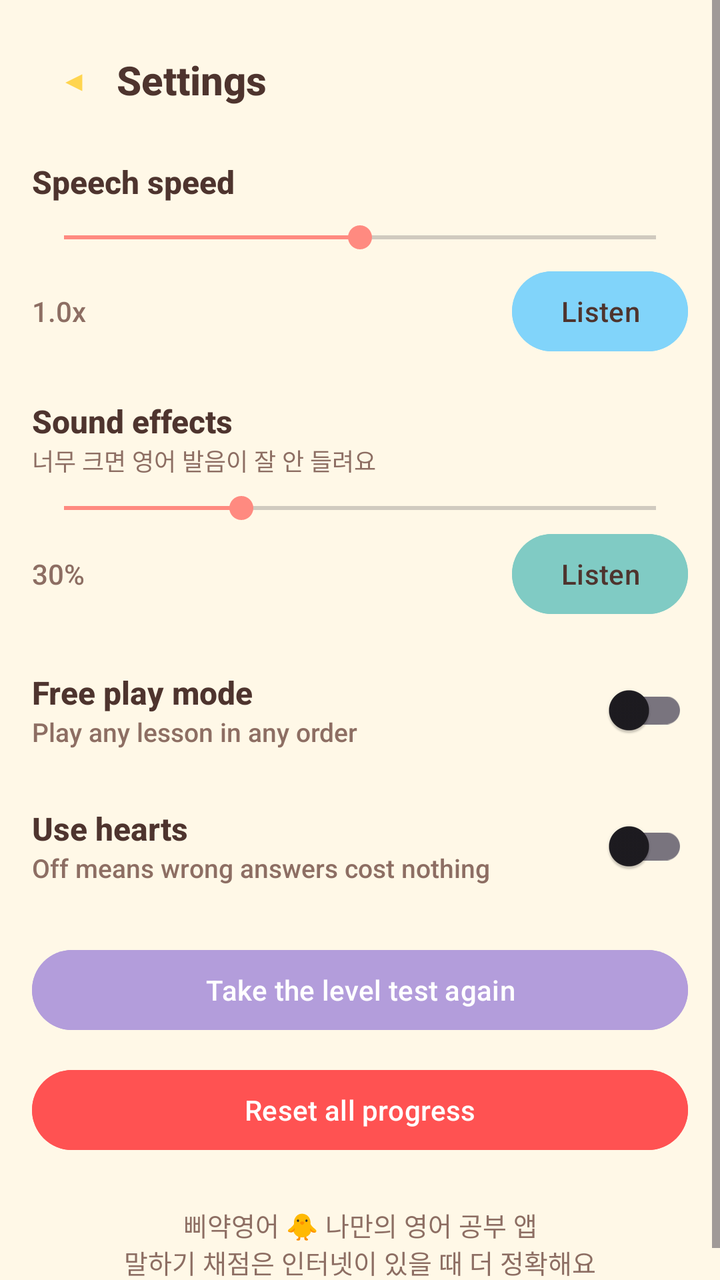
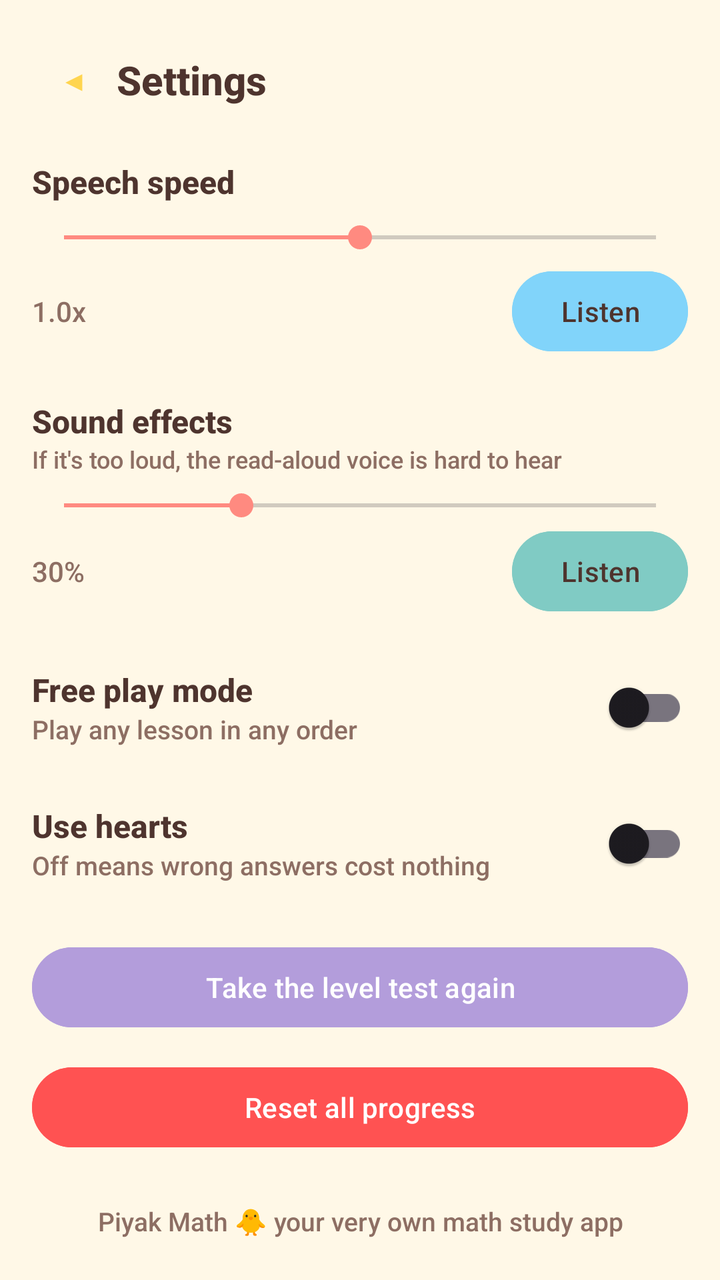

Compare the two renders of this Android layout. The source of the first and the diff that turns it into the second are given below.
<!-- AndroidManifest.xml: application theme Theme.Piyak -->
<!-- res/layout/activity_settings.xml -->
<?xml version="1.0" encoding="utf-8"?>
<ScrollView xmlns:android="http://schemas.android.com/apk/res/android"
    android:layout_width="match_parent" android:layout_height="match_parent">
    <LinearLayout
        android:layout_width="match_parent" android:layout_height="wrap_content"
        android:orientation="vertical" android:paddingTop="16dp" android:paddingBottom="16dp"
        android:paddingStart="@dimen/screen_pad" android:paddingEnd="@dimen/screen_pad">

        <LinearLayout android:layout_width="match_parent" android:layout_height="wrap_content"
            android:orientation="horizontal" android:gravity="center_vertical">
            <Button android:id="@+id/btnBack" style="?attr/materialIconButtonStyle"
                android:layout_width="wrap_content" android:layout_height="wrap_content" android:text="◀" />
            <TextView android:layout_width="wrap_content" android:layout_height="wrap_content"
                android:text="@string/set_title" android:textSize="20sp" android:textStyle="bold" />
        </LinearLayout>

        <TextView android:layout_width="wrap_content" android:layout_height="wrap_content"
            android:layout_marginTop="16dp" android:text="@string/set_speed" android:textSize="16sp" android:textStyle="bold" />
        <SeekBar android:id="@+id/seekRate" android:layout_width="match_parent" android:layout_height="wrap_content"
            android:layout_marginTop="8dp" android:max="14" android:progress="7" />
        <LinearLayout android:layout_width="match_parent" android:layout_height="wrap_content"
            android:orientation="horizontal" android:gravity="center_vertical" android:layout_marginTop="4dp">
            <TextView android:id="@+id/txtRate" android:layout_width="0dp" android:layout_height="wrap_content"
                android:layout_weight="1" android:text="1.0x" android:textColor="@color/brown_soft" />
            <Button android:id="@+id/btnTtsTest" android:layout_width="wrap_content" android:layout_height="wrap_content"
                android:text="@string/set_listen" android:backgroundTint="@color/sky" android:textColor="@color/brown_text" />
        </LinearLayout>

        <TextView android:layout_width="wrap_content" android:layout_height="wrap_content"
            android:layout_marginTop="20dp" android:text="@string/set_sfx" android:textSize="16sp" android:textStyle="bold" />
        <TextView android:layout_width="wrap_content" android:layout_height="wrap_content"
            android:text="너무 크면 영어 발음이 잘 안 들려요" android:textSize="12sp"
            android:textColor="@color/brown_soft" />
        <SeekBar android:id="@+id/seekSfx" android:layout_width="match_parent" android:layout_height="wrap_content"
            android:layout_marginTop="6dp" android:max="100" android:progress="30" />
        <LinearLayout android:layout_width="match_parent" android:layout_height="wrap_content"
            android:orientation="horizontal" android:gravity="center_vertical">
            <TextView android:id="@+id/txtSfx" android:layout_width="0dp" android:layout_height="wrap_content"
                android:layout_weight="1" android:text="30%" android:textColor="@color/brown_soft" />
            <Button android:id="@+id/btnSfxTest" android:layout_width="wrap_content" android:layout_height="wrap_content"
                android:text="@string/set_listen" android:backgroundTint="@color/mint" android:textColor="@color/brown_text" />
        </LinearLayout>

        <LinearLayout android:layout_width="match_parent" android:layout_height="wrap_content"
            android:orientation="horizontal" android:gravity="center_vertical" android:layout_marginTop="20dp">
            <LinearLayout android:layout_width="0dp" android:layout_height="wrap_content" android:layout_weight="1"
                android:orientation="vertical">
                <TextView android:layout_width="wrap_content" android:layout_height="wrap_content"
                    android:text="@string/set_free_mode" android:textSize="16sp" android:textStyle="bold" />
                <TextView android:layout_width="wrap_content" android:layout_height="wrap_content"
                    android:text="@string/set_free_mode_desc" android:textSize="13sp" android:textColor="@color/brown_soft" />
            </LinearLayout>
            <com.google.android.material.switchmaterial.SwitchMaterial android:id="@+id/switchFree"
                android:layout_width="wrap_content" android:layout_height="wrap_content" />
        </LinearLayout>

        <LinearLayout android:layout_width="match_parent" android:layout_height="wrap_content"
            android:orientation="horizontal" android:gravity="center_vertical" android:layout_marginTop="20dp">
            <LinearLayout android:layout_width="0dp" android:layout_height="wrap_content" android:layout_weight="1"
                android:orientation="vertical">
                <TextView android:layout_width="wrap_content" android:layout_height="wrap_content"
                    android:text="@string/set_hearts" android:textSize="16sp" android:textStyle="bold" />
                <TextView android:layout_width="wrap_content" android:layout_height="wrap_content"
                    android:text="@string/set_hearts_desc" android:textSize="13sp"
                    android:textColor="@color/brown_soft" />
            </LinearLayout>
            <com.google.android.material.switchmaterial.SwitchMaterial android:id="@+id/switchHearts"
                android:layout_width="wrap_content" android:layout_height="wrap_content" />
        </LinearLayout>

        <Button android:id="@+id/btnPlacement" android:layout_width="match_parent" android:layout_height="wrap_content"
            android:layout_marginTop="24dp" android:text="@string/set_placement_again"
            android:backgroundTint="@color/lavender" android:textColor="@color/white" />

        <Button android:id="@+id/btnCrash" android:layout_width="match_parent" android:layout_height="wrap_content"
            android:layout_marginTop="12dp" android:text="@string/set_crash_log"
            android:backgroundTint="@color/cream_dark" android:textColor="@color/brown_text"
            android:visibility="gone" />

        <Button android:id="@+id/btnReset" android:layout_width="match_parent" android:layout_height="wrap_content"
            android:layout_marginTop="12dp" android:text="@string/set_reset"
            android:backgroundTint="@color/coral_deep" android:textColor="@color/white" />

        <TextView android:layout_width="match_parent" android:layout_height="wrap_content"
            android:layout_marginTop="24dp" android:gravity="center" android:textSize="13sp"
            android:textColor="@color/brown_soft"
            android:text="삐약영어 🐥 나만의 영어 공부 앱\n말하기 채점은 인터넷이 있을 때 더 정확해요" />
    </LinearLayout>
</ScrollView>
<!-- resources referenced by this layout -->
<resources>
  <color name="brown_soft">#8D6E63</color>
  <color name="brown_text">#4E342E</color>
  <color name="coral_deep">#FF5252</color>
  <color name="cream_dark">#FFF0CC</color>
  <color name="lavender">#B39DDB</color>
  <color name="mint">#80CBC4</color>
  <color name="sky">#81D4FA</color>
  <color name="white">#FFFFFF</color>
  <dimen name="screen_pad">16dp</dimen>
  <string name="set_crash_log">View last error log</string>
  <string name="set_free_mode">Free play mode</string>
  <string name="set_free_mode_desc">Play any lesson in any order</string>
  <string name="set_hearts">Use hearts</string>
  <string name="set_hearts_desc">Off means wrong answers cost nothing</string>
  <string name="set_listen">Listen</string>
  <string name="set_placement_again">Take the level test again</string>
  <string name="set_reset">Reset all progress</string>
  <string name="set_sfx">Sound effects</string>
  <string name="set_speed">Speech speed</string>
  <string name="set_title">Settings</string>
  <style name="Theme.Piyak" parent="Theme.Material3.Light.NoActionBar">
          <item name="colorPrimary">@color/chick_yellow</item>
          <item name="colorOnPrimary">@color/brown_text</item>
          <item name="colorPrimaryContainer">@color/cream_dark</item>
          <item name="colorOnPrimaryContainer">@color/brown_text</item>
          <item name="colorSecondary">@color/coral</item>
          <item name="colorOnSecondary">@color/white</item>
          <item name="android:windowBackground">@color/cream</item>
          <item name="android:statusBarColor">@color/cream</item>
          <item name="android:windowLightStatusBar">true</item>
          <item name="android:navigationBarColor">@color/cream</item>
          <item name="android:textColor">@color/brown_text</item>
          <item name="android:fontFamily">sans-serif-medium</item>
      </style>
  <color name="chick_yellow">#FFD54F</color>
  <color name="coral">#FF8A80</color>
  <color name="cream">#FFF8E7</color>
</resources>

<!-- the commit's change to res/layout/activity_settings.xml (unified diff, before → after) -->
@@ -29,7 +29,7 @@
         <TextView android:layout_width="wrap_content" android:layout_height="wrap_content"
             android:layout_marginTop="20dp" android:text="@string/set_sfx" android:textSize="16sp" android:textStyle="bold" />
         <TextView android:layout_width="wrap_content" android:layout_height="wrap_content"
-            android:text="너무 크면 영어 발음이 잘 안 들려요" android:textSize="12sp"
+            android:text="@string/ma_sfx_note" android:textSize="12sp"
             android:textColor="@color/brown_soft" />
         <SeekBar android:id="@+id/seekSfx" android:layout_width="match_parent" android:layout_height="wrap_content"
             android:layout_marginTop="6dp" android:max="100" android:progress="30" />
@@ -84,6 +84,6 @@
         <TextView android:layout_width="match_parent" android:layout_height="wrap_content"
             android:layout_marginTop="24dp" android:gravity="center" android:textSize="13sp"
             android:textColor="@color/brown_soft"
-            android:text="삐약영어 🐥 나만의 영어 공부 앱\n말하기 채점은 인터넷이 있을 때 더 정확해요" />
+            android:text="@string/ma_about" />
     </LinearLayout>
 </ScrollView>
<!-- resource entries referenced after the edit -->
@@ -9,6 +9,8 @@
   <color name="sky">#81D4FA</color>
   <color name="white">#FFFFFF</color>
   <dimen name="screen_pad">16dp</dimen>
+  <string name="ma_about">Piyak Math 🐥 your very own math study app</string>
+  <string name="ma_sfx_note">If it\'s too loud, the read-aloud voice is hard to hear</string>
   <string name="set_crash_log">View last error log</string>
   <string name="set_free_mode">Free play mode</string>
   <string name="set_free_mode_desc">Play any lesson in any order</string>
